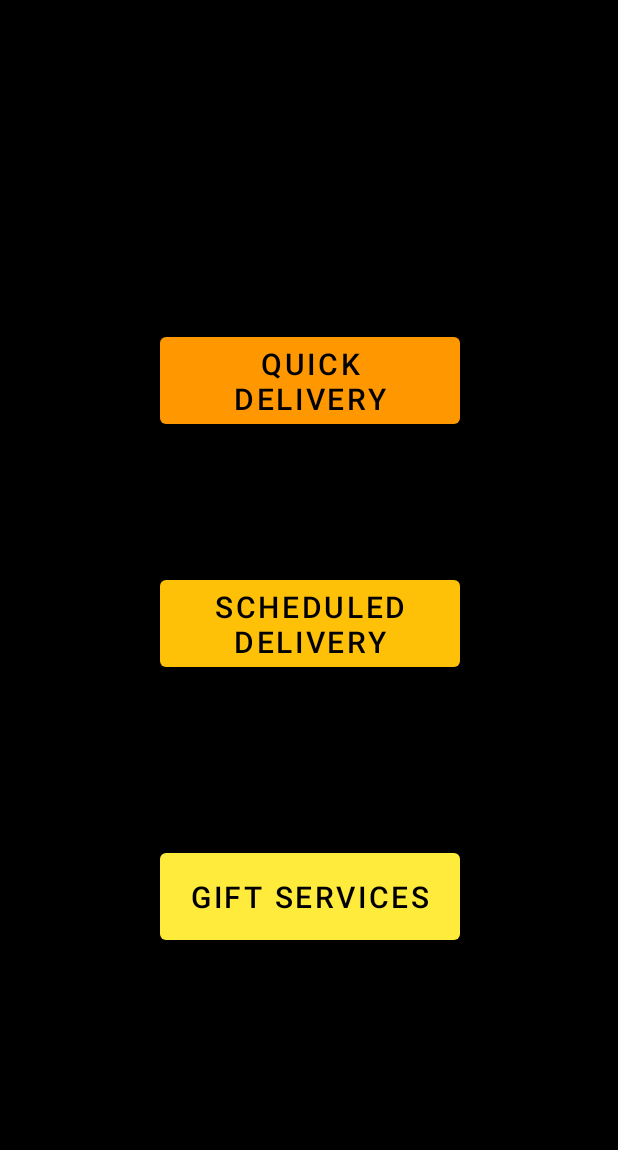
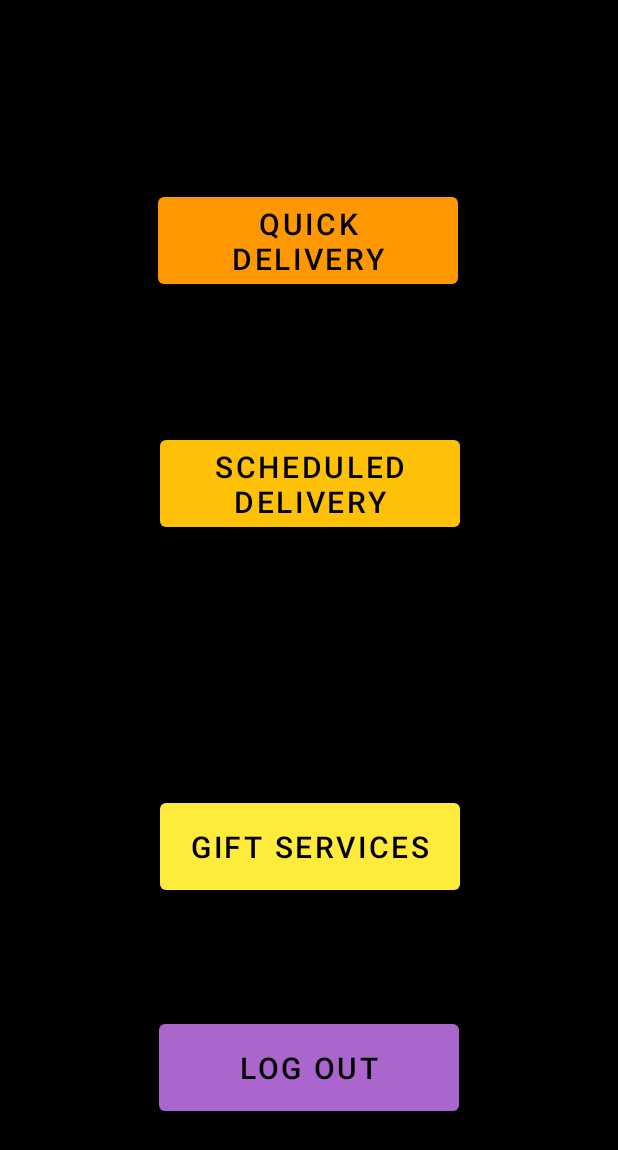
Before and after one commit to narenoffl/Cloud-Based-Courier-AndroidApp, an Android app: the HomePage screen opened directly, with no data from a screen before it, on a phone screen of 412 x 824 dp. Shown: the top 1150 px of the screen. Run offline under Robolectric (Android 15) with nearby library versions, the phone set to English and light mode, and no system bars.

Commit message:
Logout activity

```diff
--- a/app/src/main/java/com/example/couriercloudapp/HomePage.java
+++ b/app/src/main/java/com/example/couriercloudapp/HomePage.java
@@ -11,6 +11,8 @@ public class HomePage extends AppCompatActivity {
 
     Button scheduled_delivery;
     Button quick_delivery;
+    Button gift_delivery;
+    Button log_out;
 
     @Override
     protected void onCreate(Bundle savedInstanceState) {
@@ -19,6 +21,7 @@ public class HomePage extends AppCompatActivity {
 
         scheduled_delivery = findViewById(R.id.buttonScheduled);
         quick_delivery = findViewById(R.id.buttonQuickDelivery);
+        log_out = findViewById(R.id.buttonLogOut);
 
         quick_delivery.setOnClickListener(new View.OnClickListener() {
             @Override
@@ -37,6 +40,15 @@ public class HomePage extends AppCompatActivity {
             }
         });
 
+        log_out.setOnClickListener(new View.OnClickListener() {
+            @Override
+            public void onClick(View v) {
+                Intent mainPage = new Intent(HomePage.this, MainActivity.class);
+                startActivity(mainPage);
+                finish();
+            }
+        });
+
 
     }
 }
--- a/app/src/main/res/layout/activity_home_page.xml
+++ b/app/src/main/res/layout/activity_home_page.xml
@@ -17,10 +17,10 @@
         app:backgroundTint="#FF9800"
         app:layout_constraintBottom_toBottomOf="parent"
         app:layout_constraintEnd_toEndOf="parent"
-        app:layout_constraintHorizontal_bias="0.502"
+        app:layout_constraintHorizontal_bias="0.497"
         app:layout_constraintStart_toStartOf="parent"
         app:layout_constraintTop_toTopOf="parent"
-        app:layout_constraintVertical_bias="0.29" />
+        app:layout_constraintVertical_bias="0.166" />
 
     <Button
         android:id="@+id/buttonScheduled"
@@ -52,4 +52,17 @@
         app:layout_constraintStart_toStartOf="parent"
         app:layout_constraintTop_toTopOf="@+id/buttonQuickDelivery"
         app:layout_constraintVertical_bias="0.643" />
+
+    <Button
+        android:id="@+id/buttonLogOut"
+        android:layout_width="200dp"
+        android:layout_height="70dp"
+        android:text="Log out"
+        android:textColor="@color/black"
+        android:textSize="20dp"
+        app:backgroundTint="@android:color/holo_purple"
+        app:layout_constraintBottom_toBottomOf="parent"
+        app:layout_constraintEnd_toEndOf="parent"
+        app:layout_constraintStart_toStartOf="parent"
+        app:layout_constraintTop_toBottomOf="@+id/button3" />
 </androidx.constraintlayout.widget.ConstraintLayout>
```
